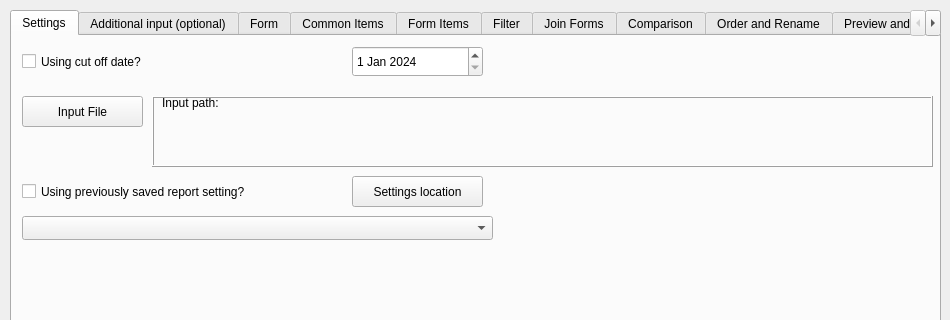
Above: src/clinical_reporting/ui/form.ui from HoangMNguyen/CCI_ClinicalReporting before the change; both pictures show x 0 to 950 and y 0 to 320 of the 950 by 618 pixel window. Below: the same form after it.
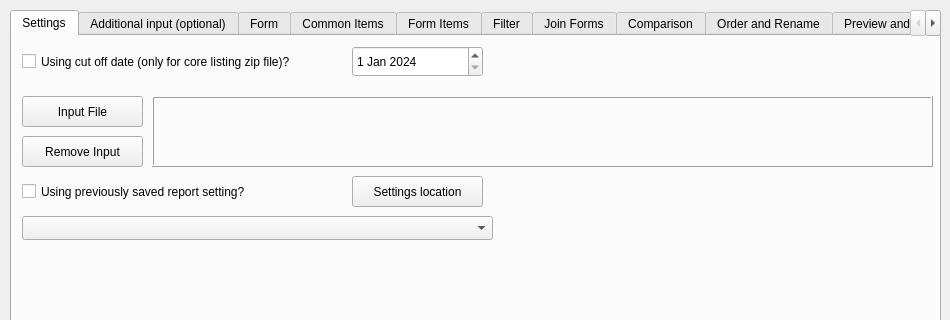
That is the form after the change. Icons and pictures are not drawn.

Commit message: Add Remove input button, update multiple selection

```diff
--- a/src/clinical_reporting/ui/form.ui
+++ b/src/clinical_reporting/ui/form.ui
@@ -124,7 +124,7 @@
        </rect>
       </property>
       <property name="text">
-       <string>Input path:</string>
+       <string/>
       </property>
       <property name="alignment">
        <set>Qt::AlignmentFlag::AlignLeading|Qt::AlignmentFlag::AlignLeft|Qt::AlignmentFlag::AlignTop</set>
@@ -172,12 +172,25 @@
       <rect>
        <x>10</x>
        <y>10</y>
-       <width>141</width>
+       <width>321</width>
        <height>31</height>
       </rect>
      </property>
      <property name="text">
-      <string>Using cut off date?</string>
+      <string>Using cut off date (only for core listing zip file)?</string>
+     </property>
+    </widget>
+    <widget class="QPushButton" name="pushButton_remove_input">
+     <property name="geometry">
+      <rect>
+       <x>10</x>
+       <y>100</y>
+       <width>121</width>
+       <height>31</height>
+      </rect>
+     </property>
+     <property name="text">
+      <string>Remove Input</string>
      </property>
     </widget>
    </widget>
```
Left out of the diff: 2 changed lines with no effect on the pictures. The commit also changes 7 other files.
